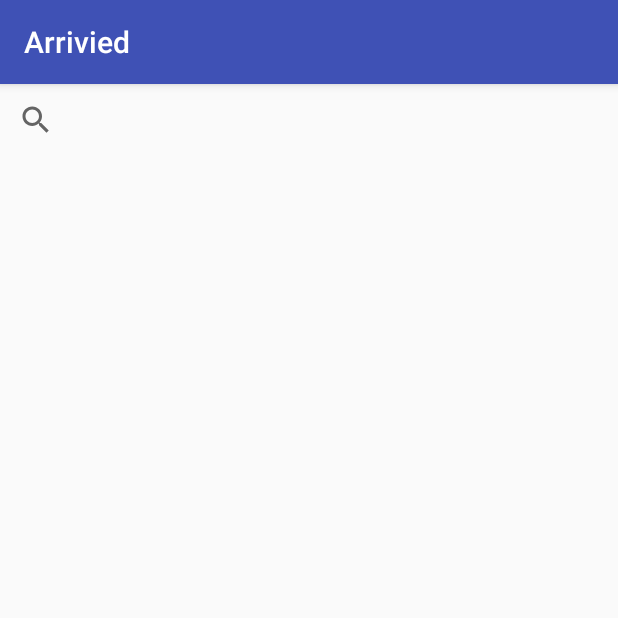
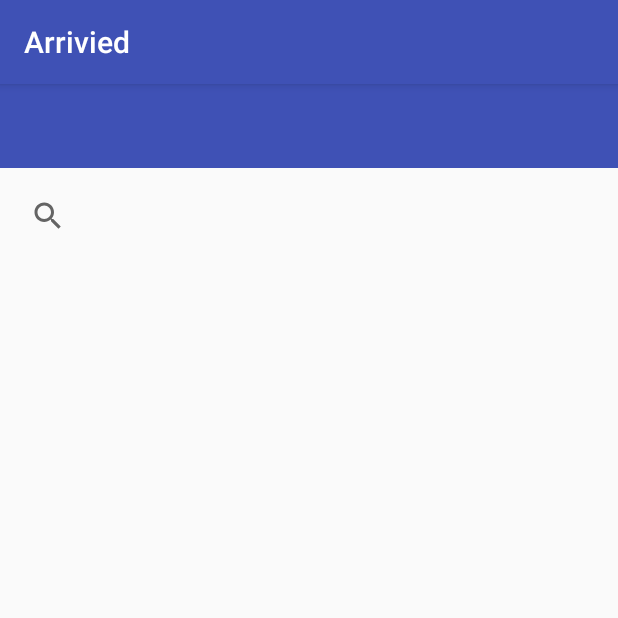
Before and after one commit to Mr-Peanut/Arrivied2, an Android app: the SearchActivity screen opened directly, with no data from a screen before it, on a phone screen of 412 x 824 dp, the top half of it. Run offline under Robolectric (Android 15) with nearby library versions, the phone set to English and light mode, and no system bars.

Commit message:
add bus search view

```diff
--- a/app/build.gradle
+++ b/app/build.gradle
@@ -41,4 +41,5 @@ dependencies {
     compile files('libs/Amap_2DMap_V5.2.0_20170627.jar')
     compile files('libs/AMap_Location_V3.4.1_20170629.jar')
     compile files('libs/AMap_Search_V5.2.1_20170630.jar')
+    compile 'com.android.support:recyclerview-v7:26.0.0-alpha1'
 }
--- a/app/src/main/java/com/example/guans/arrivied/view/MainActivity.java
+++ b/app/src/main/java/com/example/guans/arrivied/view/MainActivity.java
@@ -35,7 +35,7 @@ public class MainActivity extends AppCompatActivity implements LocationReceiver.
     private LocationClient locationClient;
     private ServiceConnection locationServiceConnection;
     private TextView showText;
-    private EditText busSearchView;
+    private TextView busSearchView;
     private Button searchButton;
     private BusStationQuery busStationQuery;
     private String city;
@@ -54,7 +54,7 @@ public class MainActivity extends AppCompatActivity implements LocationReceiver.
 
     private void initView() {
         setSupportActionBar((Toolbar) findViewById(R.id.toolbar));
-        busSearchView= (EditText) findViewById(R.id.bus_search_view);
+        busSearchView= (TextView) findViewById(R.id.bus_search_view);
         searchButton= (Button) findViewById(R.id.searchButton);
         showText= (TextView) findViewById(R.id.showText);
         searchButton.setOnClickListener(new View.OnClickListener() {
--- a/app/src/main/res/layout/activity_search.xml
+++ b/app/src/main/res/layout/activity_search.xml
@@ -4,11 +4,14 @@
     xmlns:tools="http://schemas.android.com/tools"
     android:layout_width="match_parent"
     android:layout_height="match_parent"
+    android:orientation="vertical"
     tools:context="com.example.guans.arrivied.view.SearchActivity">
-
-    <SearchView
-        android:id="@+id/bus_search_view"
+    <android.support.v7.widget.Toolbar
         android:layout_width="match_parent"
         android:layout_height="wrap_content"
-         />
+        android:background="@color/colorPrimary"
+        android:minHeight="?attr/actionBarSize"
+        android:theme="?attr/actionBarTheme">
+    </android.support.v7.widget.Toolbar>
+    <include layout="@layout/bus_search_window"/>
 </LinearLayout>
--- /dev/null
+++ b/app/src/main/res/layout/bus_search_window.xml
@@ -0,0 +1,27 @@
+<?xml version="1.0" encoding="utf-8"?>
+<LinearLayout xmlns:android="http://schemas.android.com/apk/res/android"
+    android:id="@+id/search_bus_root"
+    android:orientation="vertical"
+    android:layout_width="match_parent"
+    android:layout_height="match_parent"
+    android:paddingStart="8dp"
+    android:paddingEnd="8dp">
+
+    <SearchView
+        android:id="@+id/bus_search"
+        android:layout_width="match_parent"
+        android:layout_height="63dp" />
+    <TextView
+        android:layout_marginTop="5dp"
+        android:id="@+id/statue"
+        android:layout_width="match_parent"
+        android:layout_height="wrap_content"
+        android:minHeight="10dp"
+        android:text="TextView"
+        android:visibility="gone"/>
+    <android.support.v7.widget.RecyclerView
+        android:layout_marginTop="5dp"
+        android:id="@+id/search_result"
+        android:layout_width="match_parent"
+        android:layout_height="wrap_content"/>
+</LinearLayout>
```
Also changed, not shown: app/src/main/res/layout/activity_main.xml (+11 -10 lines).
